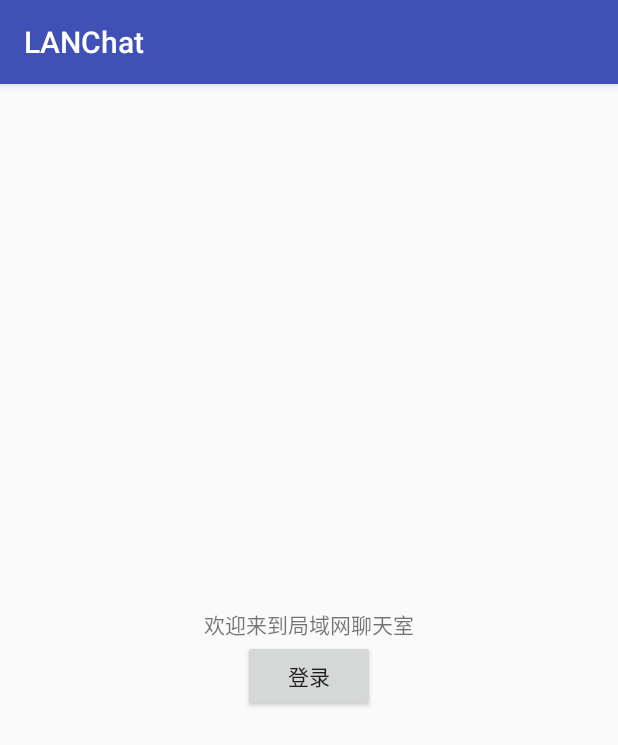
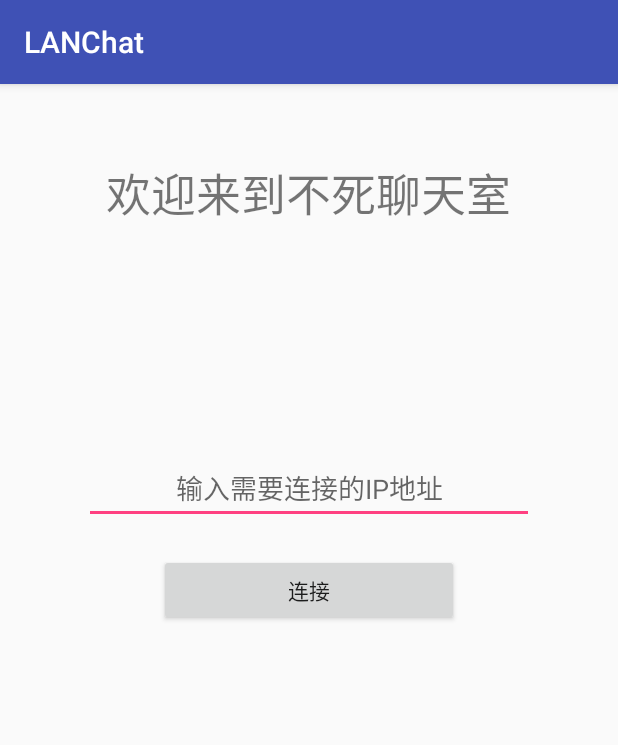
Before and after one commit to soulofhan/LANTalk, an Android app: the screen it shows after launch (MainActivity), on a phone screen of 412 x 824 dp. Shown: the top 745 px of the screen. Run offline under Robolectric (Android 15) with nearby library versions, the phone set to English and light mode, and no system bars.

Commit message:
更新界面UI

```diff
--- a/app/src/main/java/com/andeddo/lanchat/MainActivity.java
+++ b/app/src/main/java/com/andeddo/lanchat/MainActivity.java
@@ -3,10 +3,12 @@ package com.andeddo.lanchat;
 import android.support.v7.app.AppCompatActivity;
 import android.os.Bundle;
 import android.widget.Button;
+import android.widget.EditText;
 
 public class MainActivity extends AppCompatActivity {
 
     private Button btn_login;
+    private EditText main_ip;
 
     @Override
     protected void onCreate(Bundle savedInstanceState) {
@@ -17,5 +19,8 @@ public class MainActivity extends AppCompatActivity {
 
     private void init(){
         btn_login = findViewById(R.id.btn_login);
+        main_ip = findViewById(R.id.main_ip);
     }
+
+
 }
--- a/app/src/main/res/layout/activity_main.xml
+++ b/app/src/main/res/layout/activity_main.xml
@@ -3,20 +3,34 @@
     xmlns:tools="http://schemas.android.com/tools"
     android:layout_width="match_parent"
     android:layout_height="match_parent"
-    android:gravity="center"
+    android:gravity="center_horizontal"
     android:orientation="vertical"
     tools:context=".MainActivity">
 
     <TextView
         android:id="@+id/textView"
-        android:layout_width="match_parent"
+        android:layout_width="wrap_content"
         android:layout_height="wrap_content"
+        android:layout_marginBottom="150dp"
+        android:layout_marginTop="50dp"
         android:gravity="center"
-        android:text="@string/welcome" />
+        android:text="@string/welcome"
+        android:textSize="30sp" />
+
+    <EditText
+        android:id="@+id/main_ip"
+        android:layout_width="300dp"
+        android:layout_height="wrap_content"
+        android:ems="20"
+        android:gravity="center_horizontal"
+        android:inputType="textPersonName"
+        android:hint="@string/main_hint" />
 
     <Button
         android:id="@+id/btn_login"
-        android:layout_width="wrap_content"
+        android:layout_width="200dp"
         android:layout_height="wrap_content"
-        android:text="@string/login" />
+        android:layout_marginTop="20dp"
+        android:text="@string/link_start" />
+
 </LinearLayout>
--- a/app/src/main/res/values/strings.xml
+++ b/app/src/main/res/values/strings.xml
@@ -1,5 +1,6 @@
 <resources>
     <string name="app_name">LANChat</string>
-    <string name="welcome">欢迎来到局域网聊天室</string>
-    <string name="login">登录</string>
+    <string name="welcome">欢迎来到不死聊天室</string>
+    <string name="link_start">连接</string>
+    <string name="main_hint">输入需要连接的IP地址</string>
 </resources>
```
